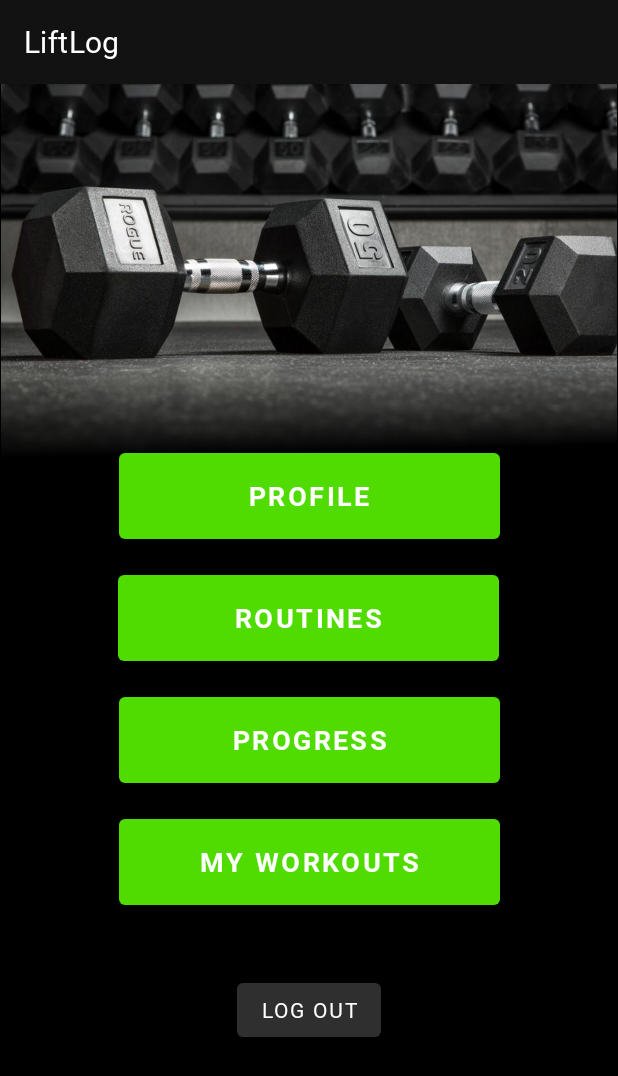
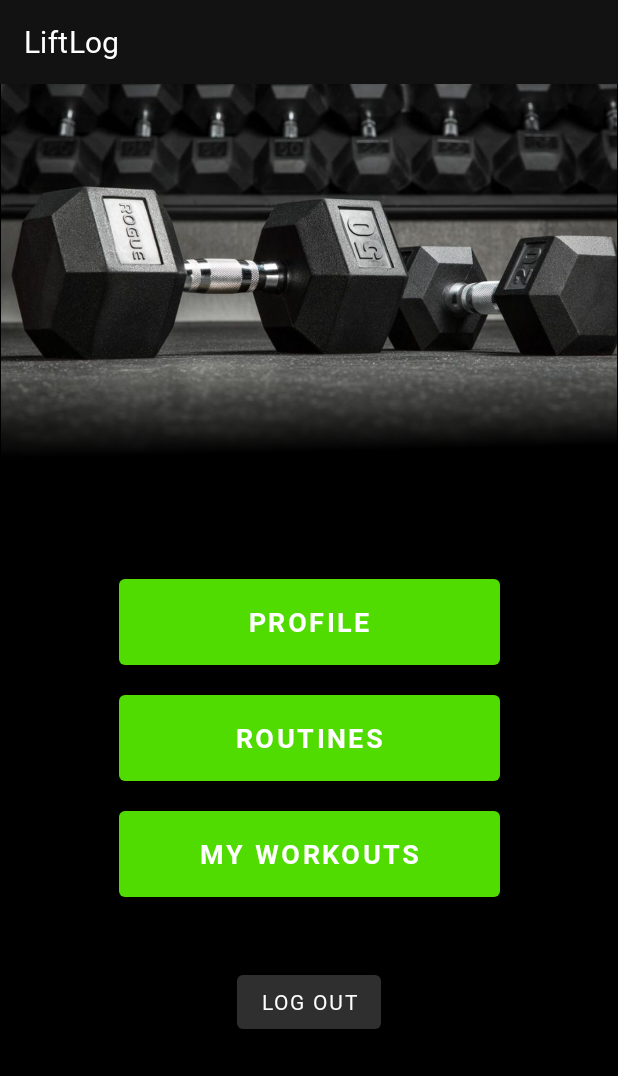
Before and after one commit to rahula00/LiftLog, an Android app: the MainActivity screen opened directly, with no data from a screen before it, on a phone screen of 412 x 824 dp. Shown: the top 1076 px of the screen. Run offline under Robolectric (Android 15) with nearby library versions, the phone set to English and light mode, and no system bars; our stand-ins replace Firebase (no records; nobody signed in at launch, a user with empty details on screens opened directly).

Commit message:
Removed the Progress tab

```diff
--- a/app/src/main/java/com/example/liftlog/MainActivity.java
+++ b/app/src/main/java/com/example/liftlog/MainActivity.java
@@ -4,8 +4,6 @@ import androidx.appcompat.app.AppCompatActivity;
 
 import android.content.Intent;
 import android.os.Bundle;
-import android.os.Handler;
-import android.util.Log;
 import android.view.View;
 import android.widget.Button;
 import android.widget.Toast;
@@ -18,7 +16,6 @@ public class MainActivity extends AppCompatActivity {
     Button mLogoutBtn;
     Button mProfileBtn;
     Button mRoutinesBtn;
-    Button mProgressBtn;
     Button mMyWorkoutsBtn;
 
     @Override
@@ -27,7 +24,6 @@ public class MainActivity extends AppCompatActivity {
         setContentView(R.layout.activity_main);
         mProfileBtn = findViewById(R.id.btnProfile);
         mRoutinesBtn = findViewById(R.id.btnRoutines);
-        mProgressBtn = findViewById(R.id.btnProgress);
         mMyWorkoutsBtn = findViewById(R.id.btnMyWorkouts);
         mLogoutBtn = findViewById(R.id.btnLogout);
         fAuth = FirebaseAuth.getInstance();
@@ -43,7 +39,7 @@ public class MainActivity extends AppCompatActivity {
             }
         });
 
-        //On click of 'Progress' button
+        //On click of 'Routines' button
         mRoutinesBtn.setOnClickListener(new View.OnClickListener() {
             @Override
             public void onClick(View v) {
@@ -54,18 +50,7 @@ public class MainActivity extends AppCompatActivity {
             }
         });
 
-        //On click of 'Progress' button
-        mProgressBtn.setOnClickListener(new View.OnClickListener() {
-            @Override
-            public void onClick(View v) {
-                Intent intent = new Intent(MainActivity.this, Progress.class);
-                intent.setFlags(Intent.FLAG_ACTIVITY_NEW_TASK | Intent.FLAG_ACTIVITY_CLEAR_TASK);
-                startActivity(intent);
-                finish();
-            }
-        });
-
-        //On click of 'Progress' button
+        //On click of 'MyWorkouts' button
         mMyWorkoutsBtn.setOnClickListener(new View.OnClickListener() {
             @Override
             public void onClick(View v) {
--- a/app/src/main/res/layout/activity_main.xml
+++ b/app/src/main/res/layout/activity_main.xml
@@ -35,7 +35,7 @@
         android:id="@+id/btnProfile"
         android:layout_width="254dp"
         android:layout_height="69dp"
-        android:layout_marginTop="240dp"
+        android:layout_marginTop="324dp"
         android:fontFamily="@font/roboto_bold"
         android:text="Profile"
         android:textSize="18sp"
@@ -43,7 +43,7 @@
         app:backgroundTint="@color/green_af"
         app:iconTint="#000000"
         app:layout_constraintEnd_toEndOf="parent"
-        app:layout_constraintHorizontal_bias="0.503"
+        app:layout_constraintHorizontal_bias="0.5"
         app:layout_constraintStart_toStartOf="parent"
         app:layout_constraintTop_toTopOf="parent" />
 
@@ -51,42 +51,28 @@
         android:id="@+id/btnRoutines"
         android:layout_width="254dp"
         android:layout_height="69dp"
-        android:layout_marginTop="12dp"
+        android:layout_marginTop="8dp"
         android:fontFamily="@font/roboto_bold"
         android:text="Routines"
         android:textSize="18sp"
         app:backgroundTint="@color/green_af"
         app:layout_constraintEnd_toEndOf="parent"
-        app:layout_constraintHorizontal_bias="0.496"
+        app:layout_constraintHorizontal_bias="0.5"
         app:layout_constraintStart_toStartOf="parent"
         app:layout_constraintTop_toBottomOf="@+id/btnProfile" />
-
-    <Button
-        android:id="@+id/btnProgress"
-        android:layout_width="254dp"
-        android:layout_height="69dp"
-        android:layout_marginTop="12dp"
-        android:fontFamily="@font/roboto_bold"
-        android:text="Progress"
-        android:textSize="18sp"
-        app:backgroundTint="@color/green_af"
-        app:layout_constraintEnd_toEndOf="parent"
-        app:layout_constraintHorizontal_bias="0.503"
-        app:layout_constraintStart_toStartOf="parent"
-        app:layout_constraintTop_toBottomOf="@+id/btnRoutines" />
 
     <Button
         android:id="@+id/btnMyWorkouts"
         android:layout_width="254dp"
         android:layout_height="69dp"
-        android:layout_marginTop="12dp"
+        android:layout_marginTop="8dp"
         android:fontFamily="@font/roboto_bold"
         android:text="My Workouts"
         android:textSize="18sp"
         app:backgroundTint="@color/green_af"
         app:layout_constraintEnd_toEndOf="parent"
-        app:layout_constraintHorizontal_bias="0.503"
+        app:layout_constraintHorizontal_bias="0.5"
         app:layout_constraintStart_toStartOf="parent"
-        app:layout_constraintTop_toBottomOf="@+id/btnProgress" />
+        app:layout_constraintTop_toBottomOf="@+id/btnRoutines" />
 
 </androidx.constraintlayout.widget.ConstraintLayout>
```
